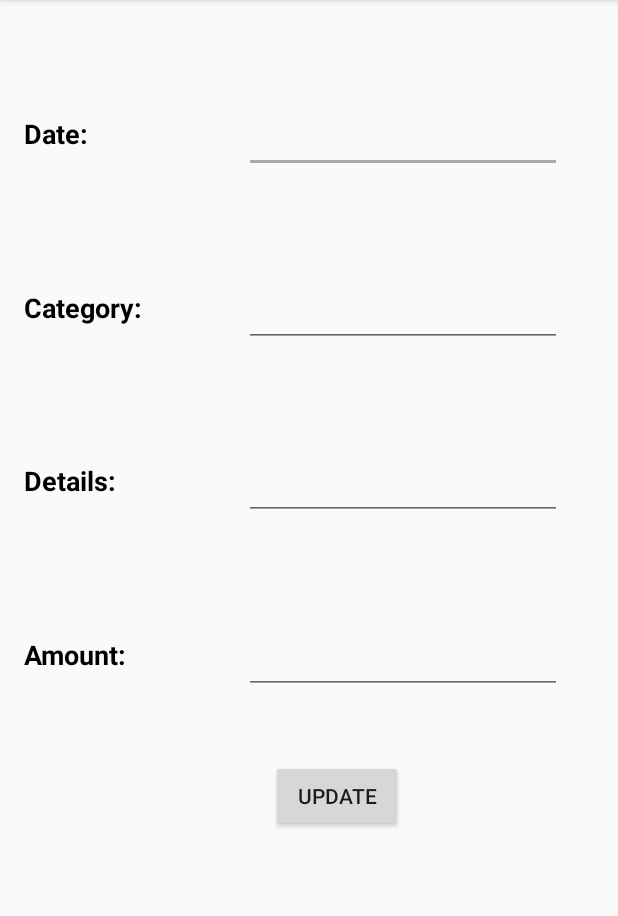
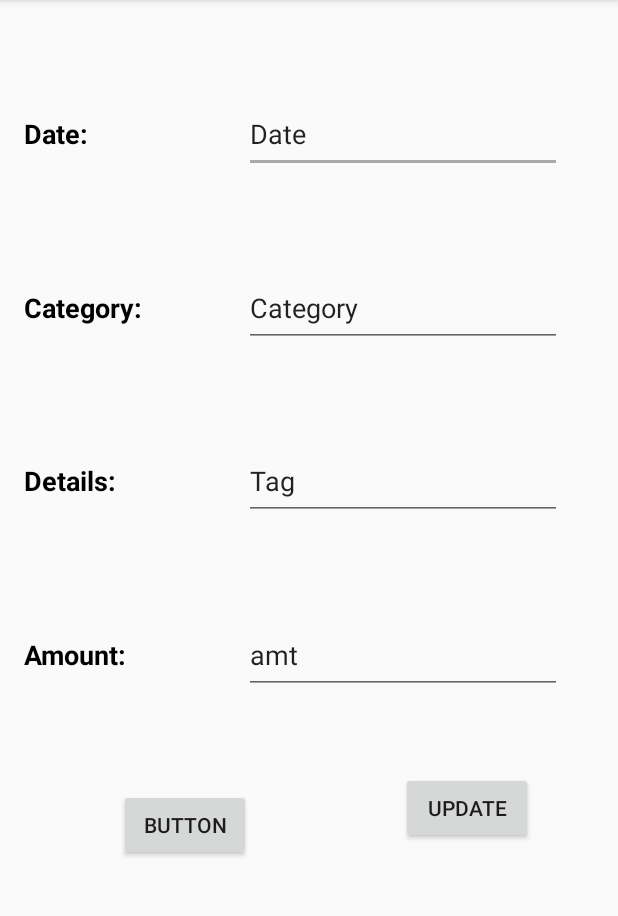
Before and after one commit to vien1994/Checkbook, an Android app: the EditTransaction screen opened directly, with no data from a screen before it, on a phone screen of 412 x 824 dp, the part 84-1000 px from its top. Run offline under Robolectric (Android 15) with nearby library versions, the phone set to English and light mode, and no system bars; 2 statements that could not run were skipped.

Commit message:
Delete Button Added

```diff
--- a/app/src/main/java/com/example/vtwhaler/checkbookv2/EditTransaction.java
+++ b/app/src/main/java/com/example/vtwhaler/checkbookv2/EditTransaction.java
@@ -23,7 +23,7 @@ import java.text.NumberFormat;
 public class EditTransaction extends AppCompatActivity  {
 
     DatabaseHelper mDatabaseHelper;
-    private Button btnUpdate;
+    private Button btnUpdate, btnDelete;
     private EditText editDate, editTag, editAmt, editCat;
 
     int id = 0;
@@ -44,17 +44,25 @@ public class EditTransaction extends AppCompatActivity  {
         mDatabaseHelper = new DatabaseHelper(this);
 
         String extra[] = getIntent().getExtras().get("id").toString().split(",");
-        String category = extra[0].substring(8, extra[0].length());
-        String tag = extra[1].substring(7, extra[1].length());
-        id = Integer.parseInt( extra[2].substring(4,extra[2].length()));
-        String date = extra[3].substring(7, extra[3].length());
-        String originalAmountString = extra[4].substring(8, extra[4].length() -1);
+        toastMessage(getIntent().getExtras().get("id").toString());
+//        String category = extra[0].substring(8, extra[0].length());
+//        String tag = extra[1].substring(7, extra[1].length());
+//        id = Integer.parseInt( extra[2].substring(4,extra[2].length()));
+//        String date = extra[3].substring(7, extra[3].length());
+//        String originalAmountString = extra[4].substring(8, extra[4].length() -1);
+
+        String category ="Category";
+        String tag = "Tag";
+       final int id = 0;
+        String date = "Date";
+        String originalAmountString = "amt";
 
         editDate = (EditText) findViewById(R.id.editDate);
         editTag = (EditText) findViewById(R.id.editTag);
         editAmt = (EditText) findViewById(R.id.editAmt);
         editCat = (EditText) findViewById(R.id.editCat);
-        btnUpdate = (Button) findViewById(R.id.button_update);
+        btnUpdate = (Button) findViewById(R.id.button_update);;
+        btnDelete = (Button) findViewById(R.id.button_delete);
 
         editDate.setText(date);
         editTag.setText(tag);
@@ -96,6 +104,12 @@ public class EditTransaction extends AppCompatActivity  {
             }
         });
 
+//        btnDelete.setOnClickListener(new View.OnClickListener() {
+//            @Override
+//            public void onClick(View view) {
+//                toastMessage("" + id);
+//            }
+//        });
 
     }
 
--- a/app/src/main/res/layout/edit_transaction.xml
+++ b/app/src/main/res/layout/edit_transaction.xml
@@ -108,10 +108,10 @@
         android:layout_marginLeft="8dp"
         android:layout_marginRight="8dp"
         android:layout_marginStart="8dp"
-        android:layout_marginTop="44dp"
+        android:layout_marginTop="52dp"
         android:text="@string/updateButton"
         app:layout_constraintEnd_toEndOf="parent"
-        app:layout_constraintHorizontal_bias="0.56"
+        app:layout_constraintHorizontal_bias="0.842"
         app:layout_constraintStart_toStartOf="parent"
         app:layout_constraintTop_toBottomOf="@+id/editAmt" />
 
@@ -141,4 +141,23 @@
         app:layout_constraintBaseline_toBaselineOf="@+id/editCat"
         app:layout_constraintStart_toStartOf="parent" />
 
+    <Button
+        android:id="@+id/button_delete"
+        android:layout_width="wrap_content"
+        android:layout_height="wrap_content"
+        android:layout_marginBottom="8dp"
+        android:layout_marginEnd="8dp"
+        android:layout_marginLeft="8dp"
+        android:layout_marginRight="8dp"
+        android:layout_marginStart="8dp"
+        android:layout_marginTop="8dp"
+        android:text="Button"
+        app:layout_constraintBottom_toBottomOf="parent"
+        app:layout_constraintEnd_toStartOf="@+id/button_update"
+        app:layout_constraintHorizontal_bias="0.435"
+        app:layout_constraintStart_toStartOf="parent"
+        app:layout_constraintTop_toBottomOf="@+id/textAmt"
+        app:layout_constraintVertical_bias="0.227"
+        tools:text="@string/delete" />
+
 </android.support.constraint.ConstraintLayout>
--- a/app/src/main/res/values/strings.xml
+++ b/app/src/main/res/values/strings.xml
@@ -32,5 +32,6 @@
     <string name="textShake">Shake Me!</string>
     <string name="updateButton">Update</string>
     <string name="details">Details:</string>
+    <string name="delete">Delete</string>
 
 </resources>
```
Also changed, not shown: app/src/main/java/com/example/vtwhaler/checkbookv2/ListBillsActivity.java (+13 -0 lines), app/src/main/java/com/example/vtwhaler/checkbookv2/ListEntertainmentActivity.java (+13 -0 lines), app/src/main/java/com/example/vtwhaler/checkbookv2/ListGasActivity.java (+13 -0 lines), app/src/main/java/com/example/vtwhaler/checkbookv2/ListMiscActivity.java (+13 -0 lines).
